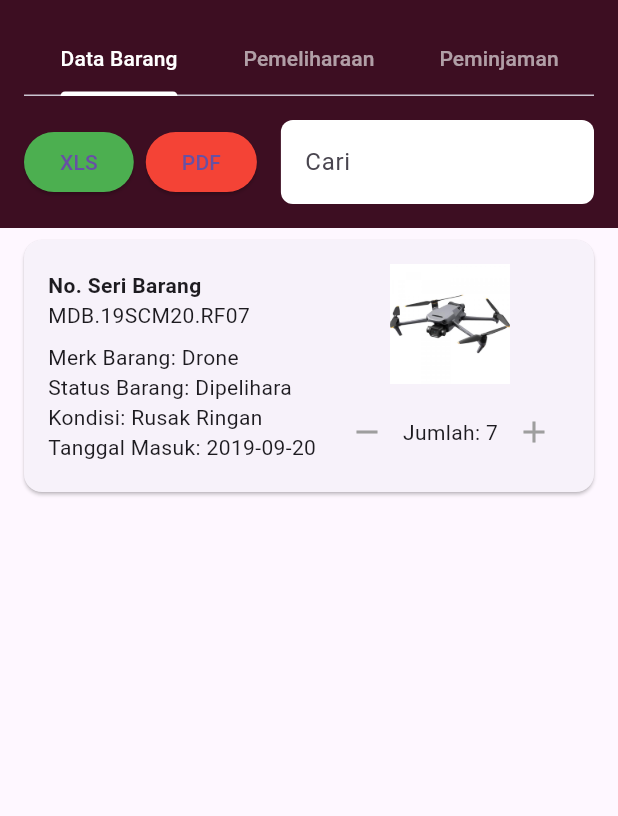
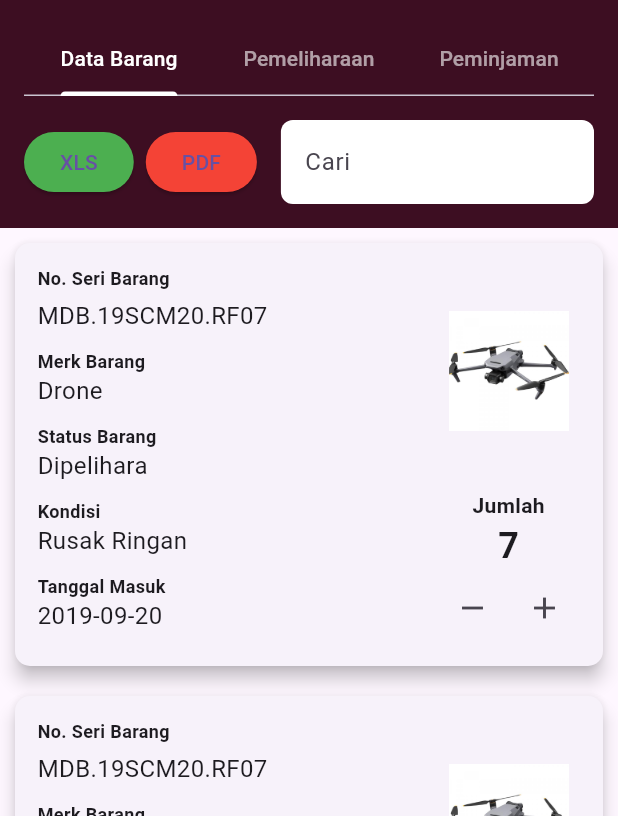
Before and after one commit to Sidqii/OPS_co., a Flutter app: the InventoryPage screen opened directly, on a phone screen of 412 x 824 dp, the part 420-1236 px from its top. Run offline on Flutter 3.47's test engine with Material 3 defaults, Android fonts, the phone set to English and light mode, and no system bars; our stand-ins replace fl_chart, flutter_spinkit, table_calendar.

Commit message:
third commit

```diff
--- a/lib/layout/auth/login_page.dart
+++ b/lib/layout/auth/login_page.dart
@@ -121,7 +121,7 @@ class _LoginPageState extends State<LoginPage> {
               color: Colors.black.withOpacity(0.5),
               child: const Center(
                 child: SpinKitSquareCircle(
-                  color: Color(0xFFFFA69E),
+                  color: Colors.white70,
                   size: 50.0,
                 ),
               ),
--- a/lib/layout/home/splash_screen.dart
+++ b/lib/layout/home/splash_screen.dart
@@ -11,7 +11,7 @@ class SplashScreen extends StatelessWidget {
           mainAxisAlignment: MainAxisAlignment.center,
           children: [
             SizedBox(height: 20),
-            SpinKitSquareCircle(color: Color(0xFFFFA69E), size: 50.0),
+            SpinKitSquareCircle(color: Colors.white70, size: 50.0),
           ],
         ),
       ),
--- a/lib/layout/inventory/data_barang_page.dart
+++ b/lib/layout/inventory/data_barang_page.dart
@@ -7,6 +7,33 @@ class DataBarangPage extends StatelessWidget {
   Widget build(BuildContext context) {
     // Contoh data yang diambil dari database
     List<Item> items = [
+      Item(
+        serialNumber: 'MDB.19SCM20.RF07',
+        brand: 'Drone',
+        status: 'Dipelihara',
+        condition: 'Rusak Ringan',
+        date: '2019-09-20',
+        quantity: 7,
+        imagePath: 'assets/images/drone.png', // Ganti dengan path gambar yang sesuai
+      ),
+      Item(
+        serialNumber: 'MDB.19SCM20.RF07',
+        brand: 'Drone',
+        status: 'Dipelihara',
+        condition: 'Rusak Ringan',
+        date: '2019-09-20',
+        quantity: 7,
+        imagePath: 'assets/images/drone.png', // Ganti dengan path gambar yang sesuai
+      ),
+      Item(
+        serialNumber: 'MDB.19SCM20.RF07',
+        brand: 'Drone',
+        status: 'Dipelihara',
+        condition: 'Rusak Ringan',
+        date: '2019-09-20',
+        quantity: 7,
+        imagePath: 'assets/images/drone.png', // Ganti dengan path gambar yang sesuai
+      ),
       Item(
         serialNumber: 'MDB.19SCM20.RF07',
         brand: 'Drone',
--- a/lib/layout/inventory/inventory_page.dart
+++ b/lib/layout/inventory/inventory_page.dart
@@ -1,5 +1,7 @@
 import 'package:flutter/material.dart';
 import 'package:pusdatin_apk/layout/inventory/data_barang_page.dart';
+import 'package:pusdatin_apk/layout/inventory/pemeliharaan_page.dart';
+import 'package:pusdatin_apk/layout/inventory/peminjaman_page.dart';
 import 'package:pusdatin_apk/widgets/appbar/custom_appbar.dart';
 import 'package:pusdatin_apk/widgets/headers/custom_header.dart';
 
@@ -48,8 +50,8 @@ class _InventoryPageState extends State<InventoryPage> with SingleTickerProvider
               controller: _tabController,
               children: [
                 DataBarangPage(),
-                //PemeliharaanBarangPage(),
-                //PeminjamanBarangPage(),
+                PemeliharaanPage(),
+                PeminjamanPage(),
               ],
             ),
           ),
--- /dev/null
+++ b/lib/layout/inventory/pemeliharaan_page.dart
@@ -0,0 +1,12 @@
+import 'package:flutter/material.dart';
+
+class PemeliharaanPage extends StatelessWidget {
+  @override
+  Widget build(BuildContext context) {
+    return Scaffold(
+      body: Center(
+        child: Text('Laman Pemeliharaan dalam Pengembangan'),
+      ),
+    );
+  }
+}
--- /dev/null
+++ b/lib/layout/inventory/peminjaman_page.dart
@@ -0,0 +1,12 @@
+import 'package:flutter/material.dart';
+
+class PeminjamanPage extends StatelessWidget {
+  @override
+  Widget build(BuildContext context) {
+    return Scaffold(
+      body: Center(
+        child: Text('Laman Peminjaman dalam Pengembangan'),
+      ),
+    );
+  }
+}
--- a/lib/widgets/cards/data_card.dart
+++ b/lib/widgets/cards/data_card.dart
@@ -22,54 +22,82 @@ class DataCard extends StatelessWidget {
   @override
   Widget build(BuildContext context) {
     return Card(
-      margin: EdgeInsets.symmetric(vertical: 8.0, horizontal: 16.0),
+      margin: EdgeInsets.all(10), // Mengatur margin di sekitar kartu
+      shape: RoundedRectangleBorder(
+        borderRadius: BorderRadius.circular(10), // Menambahkan sudut bulat
+      ),
+      elevation: 5, // Memberikan efek bayangan
       child: Padding(
-        padding: const EdgeInsets.all(16.0),
+        padding: EdgeInsets.all(15), // Mengatur padding dalam kartu
         child: Row(
+          crossAxisAlignment: CrossAxisAlignment.start,
           children: [
+            // Bagian kiri: Informasi barang
             Expanded(
               child: Column(
                 crossAxisAlignment: CrossAxisAlignment.start,
                 children: [
                   Text(
                     'No. Seri Barang',
-                    style: TextStyle(fontWeight: FontWeight.bold),
+                    style: TextStyle(fontWeight: FontWeight.bold, fontSize: 12),
                   ),
-                  Text(serialNumber),
-                  SizedBox(height: 8.0),
-                  Text('Merk Barang: $brand'),
-                  Text('Status Barang: $status'),
-                  Text('Kondisi: $condition'),
-                  Text('Tanggal Masuk: $date'),
+                  SizedBox(height: 5),
+                  Text(
+                    serialNumber,
+                    style: TextStyle(fontSize: 16),
+                  ),
+                  SizedBox(height: 10),
+                  Text('Merk Barang',
+                      style:
+                          TextStyle(fontWeight: FontWeight.bold, fontSize: 12)),
+                  Text(brand, style: TextStyle(fontSize: 16)),
+                  SizedBox(height: 10),
+                  Text('Status Barang',
+                      style:
+                          TextStyle(fontWeight: FontWeight.bold, fontSize: 12)),
+                  Text(status, style: TextStyle(fontSize: 16)),
+                  SizedBox(height: 10),
+                  Text('Kondisi',
+                      style:
+                          TextStyle(fontWeight: FontWeight.bold, fontSize: 12)),
+                  Text(condition, style: TextStyle(fontSize: 16)),
+                  SizedBox(height: 10),
+                  Text('Tanggal Masuk',
+                      style:
+                          TextStyle(fontWeight: FontWeight.bold, fontSize: 12)),
+                  Text(date, style: TextStyle(fontSize: 16)),
                 ],
               ),
             ),
+            // Bagian kanan: Gambar dan jumlah barang
             Column(
               children: [
                 Image.asset(
-                  imagePath, // Ganti dengan path gambar yang sesuai
-                  width: 80,
-                  height: 80,
-                  fit: BoxFit.cover,
+                  imagePath,
+                  width: 80, // Ukuran gambar
+                  height: 140,
                 ),
-                SizedBox(height: 8.0),
+                SizedBox(height: 10),
+                Text(
+                  'Jumlah',
+                  style: TextStyle(fontSize: 14, fontWeight: FontWeight.bold),
+                ),
+                Text(
+                  '$quantity',
+                  style: TextStyle(fontSize: 24, fontWeight: FontWeight.bold),
+                ),
                 Row(
                   children: [
                     IconButton(
-                      icon: Icon(Icons.remove, color: Colors.grey),
-                      onPressed: () {
-                        // Aksi untuk mengurangi jumlah barang
-                      },
+                      onPressed: () {},
+                      icon: Icon(Icons.remove),
                     ),
-                    Text('Jumlah: $quantity'),
                     IconButton(
-                      icon: Icon(Icons.add, color: Colors.grey),
-                      onPressed: () {
-                        // Aksi untuk menambah jumlah barang
-                      },
+                      onPressed: () {},
+                      icon: Icon(Icons.add),
                     ),
                   ],
-                ),
+                )
               ],
             ),
           ],
```
